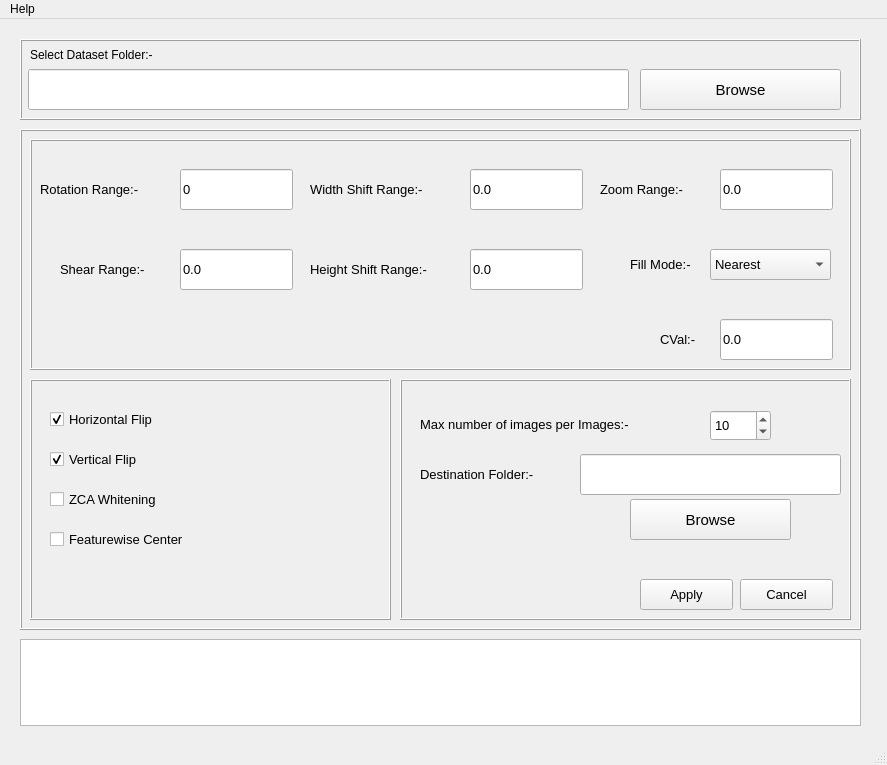
TusharSSurve/Image-Dataset-Generator, file image_dataset_generator.ui: the form before one commit.
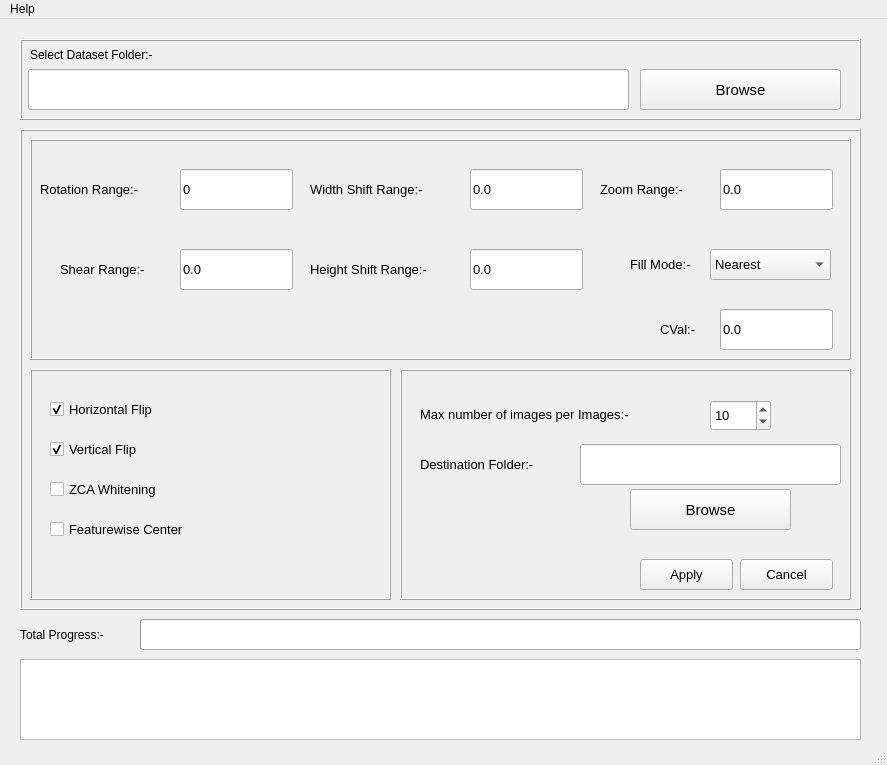
The form after the commit.

```diff
--- a/image_dataset_generator.ui
+++ b/image_dataset_generator.ui
@@ -32,7 +32,7 @@
       <x>20</x>
       <y>110</y>
       <width>841</width>
-      <height>501</height>
+      <height>481</height>
      </rect>
     </property>
     <property name="font">
@@ -53,9 +53,9 @@
      <property name="geometry">
       <rect>
        <x>10</x>
-       <y>250</y>
+       <y>240</y>
        <width>361</width>
-       <height>241</height>
+       <height>231</height>
       </rect>
      </property>
      <property name="frameShape">
@@ -165,7 +165,7 @@
        <x>10</x>
        <y>10</y>
        <width>821</width>
-       <height>231</height>
+       <height>221</height>
       </rect>
      </property>
      <property name="focusPolicy">
@@ -269,7 +269,7 @@
       <property name="geometry">
        <rect>
         <x>630</x>
-        <y>185</y>
+        <y>175</y>
         <width>51</width>
         <height>31</height>
        </rect>
@@ -530,7 +530,7 @@
       <property name="geometry">
        <rect>
         <x>690</x>
-        <y>180</y>
+        <y>170</y>
         <width>113</width>
         <height>41</height>
        </rect>
@@ -581,9 +581,9 @@
      <property name="geometry">
       <rect>
        <x>380</x>
-       <y>250</y>
+       <y>240</y>
        <width>451</width>
-       <height>241</height>
+       <height>231</height>
       </rect>
      </property>
      <property name="frameShape">
@@ -724,7 +724,7 @@
       <property name="geometry">
        <rect>
         <x>240</x>
-        <y>200</y>
+        <y>190</y>
         <width>93</width>
         <height>31</height>
        </rect>
@@ -737,7 +737,7 @@
       <property name="geometry">
        <rect>
         <x>340</x>
-        <y>200</y>
+        <y>190</y>
         <width>93</width>
         <height>31</height>
        </rect>
@@ -837,12 +837,52 @@
     <property name="geometry">
      <rect>
       <x>20</x>
-      <y>620</y>
+      <y>640</y>
       <width>841</width>
-      <height>87</height>
+      <height>81</height>
      </rect>
     </property>
    </widget>
+   <widget class="QProgressBar" name="progressBar">
+    <property name="geometry">
+     <rect>
+      <x>140</x>
+      <y>600</y>
+      <width>721</width>
+      <height>31</height>
+     </rect>
+    </property>
+    <property name="maximum">
+     <number>1000</number>
+    </property>
+    <property name="value">
+     <number>0</number>
+    </property>
+    <property name="alignment">
+     <set>Qt::AlignCenter</set>
+    </property>
+    <property name="format">
+     <string/>
+    </property>
+   </widget>
+   <widget class="QLabel" name="label">
+    <property name="geometry">
+     <rect>
+      <x>20</x>
+      <y>600</y>
+      <width>111</width>
+      <height>31</height>
+     </rect>
+    </property>
+    <property name="font">
+     <font>
+      <pointsize>9</pointsize>
+     </font>
+    </property>
+    <property name="text">
+     <string>Total Progress:-</string>
+    </property>
+   </widget>
   </widget>
   <widget class="QMenuBar" name="menubar">
    <property name="geometry">
```
